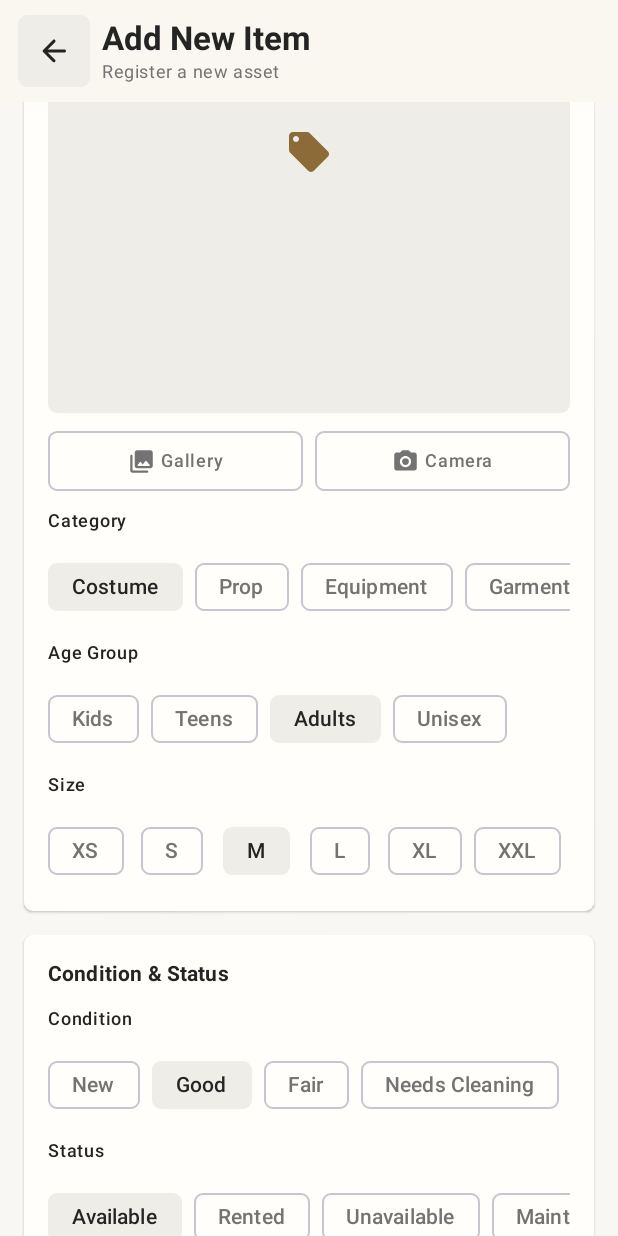
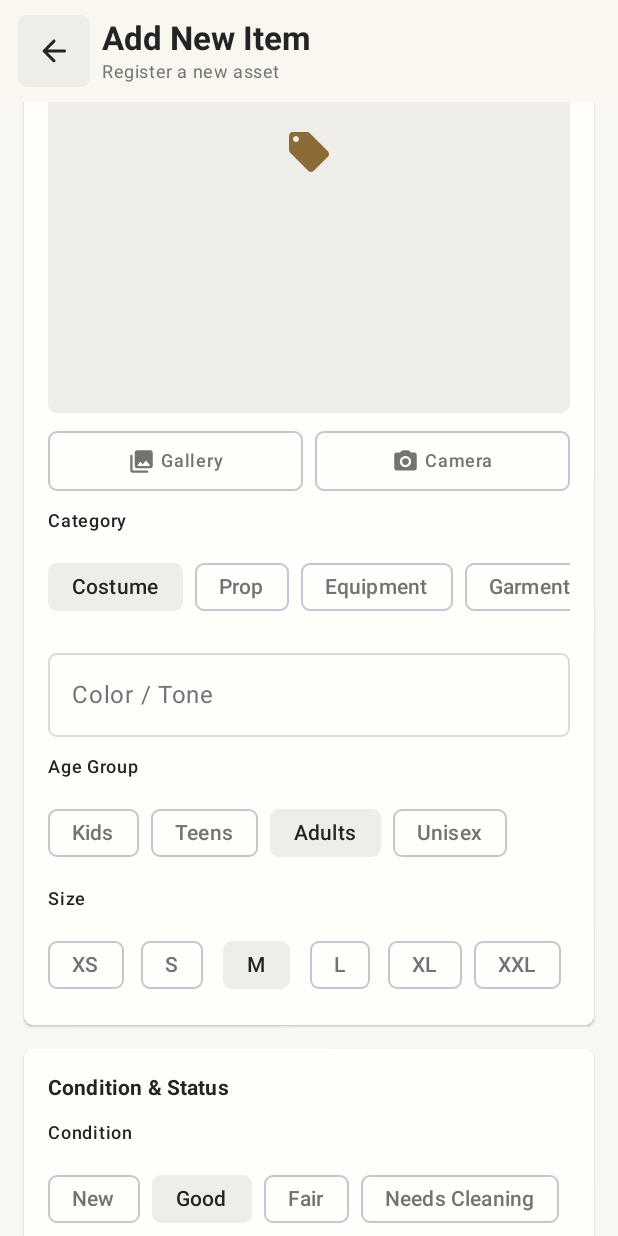
Before and after one commit to DNcoder-z/Tagtrack, an Android app built with Jetpack Compose: the composable ItemFormScreen shown on its own in the app's theme, scrolled down 528 dp, on a phone screen of 412 x 824 dp. Run offline under Robolectric (Android 15) with nearby library versions, the phone set to English and light mode, and no system bars.

Commit message:
nfc working and updated adding item and duplication
Signed-off-by: DNcoder-z <nashjamrecdioquino@thelewiscollege.edu.ph>

```diff
--- a/app/src/main/java/com/tagtrack/nfc/ui/screens/ItemFormScreen.kt
+++ b/app/src/main/java/com/tagtrack/nfc/ui/screens/ItemFormScreen.kt
@@ -395,19 +395,20 @@ fun ItemFormScreen(
                         onSelected = { category = it }
                     )
 
-//                    // Inayos ang layout ng Color at Quantity
-//                    Column(
-//                        modifier = Modifier.fillMaxWidth(),
-//                        verticalArrangement = Arrangement.spacedBy(16.dp)
-//                    ) {
-//                        OutlinedTextField(
-//                            value = color,
-//                            onValueChange = { color = it },
-//                            label = { Text("Color / Tone") },
-//                            modifier = Modifier.fillMaxWidth(),
-//                            shape = RoundedCornerShape(CardCornerRadius),
-//                            singleLine = true
-//                        )
+                    // Inayos ang layout ng Color at Quantity
+                    Column(
+                        modifier = Modifier.fillMaxWidth(),
+                        verticalArrangement = Arrangement.spacedBy(16.dp)
+                    ) {
+                        OutlinedTextField(
+                            value = color,
+                            onValueChange = { color = it },
+                            label = { Text("Color / Tone") },
+                            modifier = Modifier.fillMaxWidth(),
+                            shape = RoundedCornerShape(CardCornerRadius),
+                            singleLine = true
+                        )
+                    }
 //
 //                        val currentQty = unitQuantityStr.toIntOrNull() ?: 0
 //                        Column(
@@ -564,6 +565,11 @@ fun ItemFormScreen(
                         errorMessage = "Item Name is required."
                         return@Button
                     }
+                    if (color.isBlank()) {
+                        showError = true
+                        errorMessage = "Color / Tone is required."
+                        return@Button
+                    }
                     if (nfcCodeStr.isBlank()) {
                         showError = true
                         errorMessage = "NFC Hardware UID is required."
```
Also changed, not shown: app/src/main/java/com/tagtrack/nfc/ui/components/Common.kt (+18 -26 lines), app/src/main/java/com/tagtrack/nfc/ui/screens/InventoryScreen.kt (+7 -7 lines).
